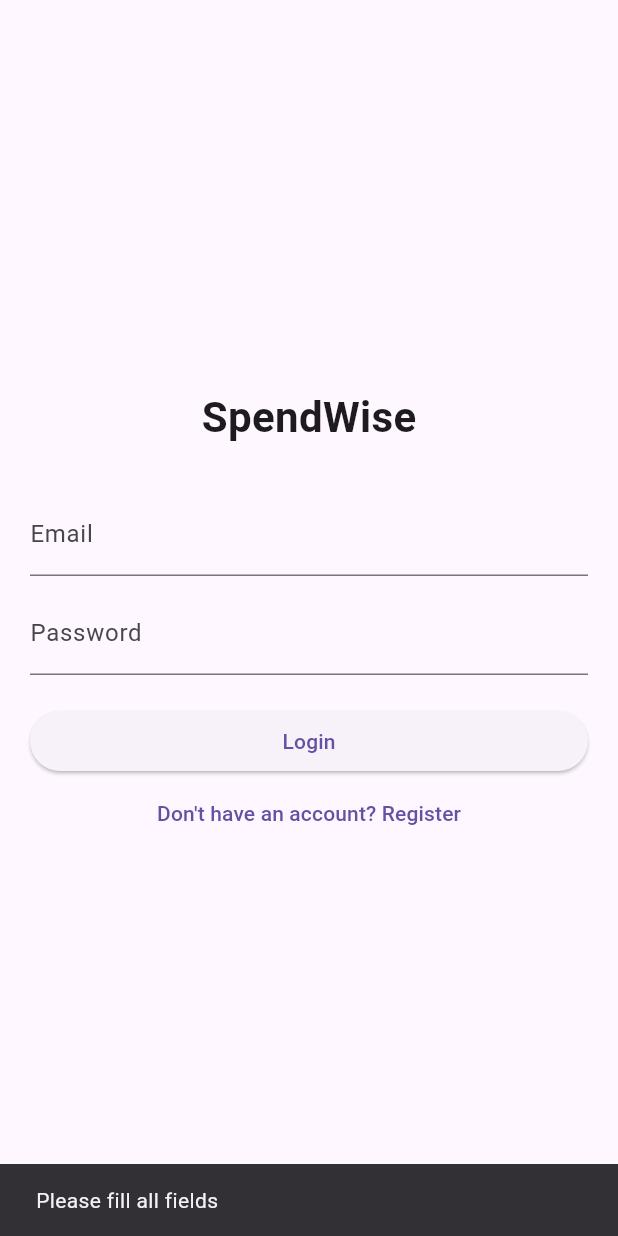
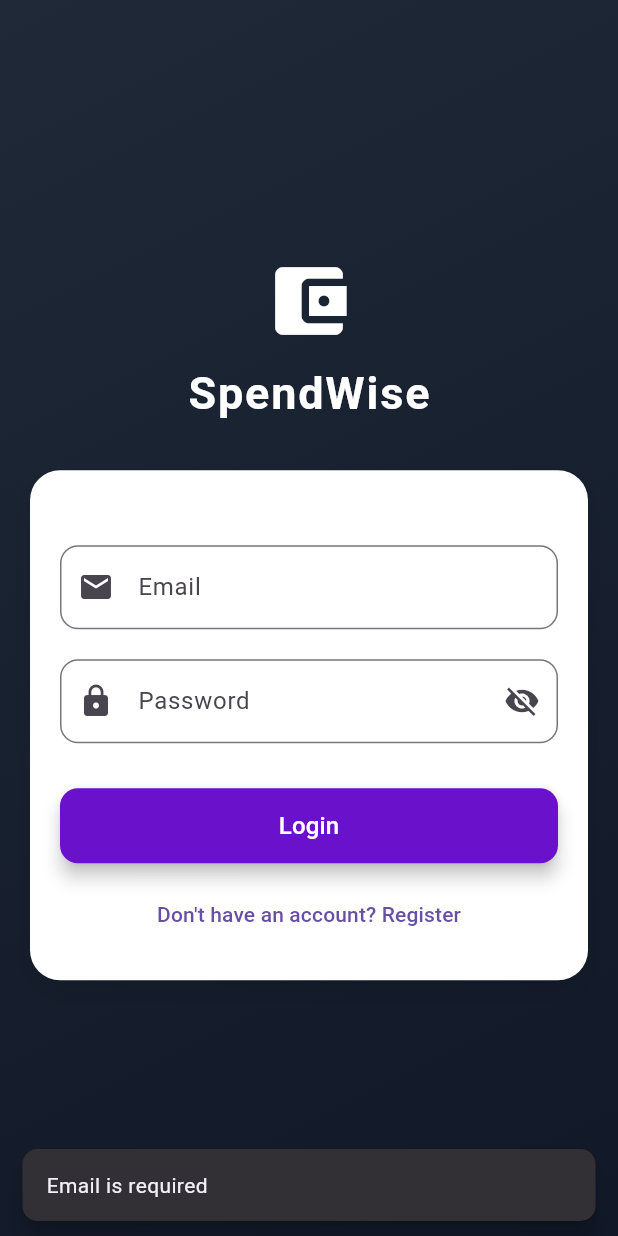
Before and after one commit to pooja-molawade/spendwise-flutter, a Flutter app: the screen it shows after launch, after a tap on "Login", on a phone screen of 412 x 824 dp. Run offline on Flutter 3.47's test engine with Material 3 defaults, Android fonts, the phone set to English and light mode, and no system bars; our stand-ins replace cloud_firestore, firebase_auth, firebase_core, fl_chart, flutter_bloc; accounts and stored records are empty.

Commit message:
Login Screen Premium UI

```diff
--- a/lib/screens/auth/login_screen.dart
+++ b/lib/screens/auth/login_screen.dart
@@ -13,16 +13,23 @@ class _LoginScreenState extends State<LoginScreen> {
   final emailController = TextEditingController();
   final passwordController = TextEditingController();
   final authService = AuthService();
-
+  bool isPasswordHidden = true;
   bool isLogin = true;
   bool isLoading = false;
 
   void _submit() async {
     final email = emailController.text.trim();
     final password = passwordController.text.trim();
+    final emailError = validateEmail(email);
+    final passwordError = validatePassword(password);
 
-    if (email.isEmpty || password.isEmpty) {
-      _showError("Please fill all fields");
+    if (emailError != null) {
+      _showError(emailError);
+      return;
+    }
+
+    if (passwordError != null) {
+      _showError(passwordError);
       return;
     }
 
@@ -43,64 +50,171 @@ class _LoginScreenState extends State<LoginScreen> {
       setState(() => isLoading = false);
     }
   }
+  String? validateEmail(String email) {
+    if (email.isEmpty) return "Email is required";
 
+    final emailRegex =
+    RegExp(r'^[\w-\.]+@([\w-]+\.)+[\w-]{2,4}$');
+
+    if (!emailRegex.hasMatch(email)) {
+      return "Enter a valid email";
+    }
+
+    return null;
+  }
+
+  String? validatePassword(String password) {
+    if (password.isEmpty) return "Password is required";
+
+    if (password.length < 6) {
+      return "Password must be at least 6 characters";
+    }
+
+    return null;
+  }
   void _showError(String msg) {
     ScaffoldMessenger.of(context).showSnackBar(
-      SnackBar(content: Text(msg)),
+      SnackBar(
+        content: Text(msg),
+        behavior: SnackBarBehavior.floating,
+        shape: RoundedRectangleBorder(
+          borderRadius: BorderRadius.circular(10),
+        ),
+      ),
     );
   }
 
   @override
   Widget build(BuildContext context) {
     return Scaffold(
-      body: Padding(
+      body: Container(
+        decoration: const BoxDecoration(
+          gradient: LinearGradient(
+            colors: [
+              Color(0xFF1F2937),
+              Color(0xFF111827),
+            ],
+            begin: Alignment.topLeft,
+            end: Alignment.bottomRight,
+          ),
+        ),
+        child: SafeArea(
+          child: Center(
+            child: SingleChildScrollView(
               padding: const EdgeInsets.all(20),
               child: Column(
-          mainAxisAlignment: MainAxisAlignment.center,
                 children: [
-            Text(
+                  const Icon(Icons.account_balance_wallet,
+                      size: 60, color: Colors.white),
+                  const SizedBox(height: 10),
+                  const Text(
                     "SpendWise",
-              style: TextStyle(fontSize: 28, fontWeight: FontWeight.bold),
+                    style: TextStyle(
+                      fontSize: 30,
+                      fontWeight: FontWeight.bold,
+                      color: Colors.white,
+                      letterSpacing: 1.2,
                     ),
-
+                  ),
                   const SizedBox(height: 30),
-
+                  Container(
+                    padding: const EdgeInsets.all(20),
+                    decoration: BoxDecoration(
+                      color: Colors.white,
+                      borderRadius: BorderRadius.circular(20),
+                      boxShadow: [
+                        BoxShadow(
+                          color: Colors.black.withOpacity(0.1),
+                          blurRadius: 15,
+                          offset: Offset(0, 8),
+                        )
+                      ],
+                    ),
+                    child: Column(
+                      children: [
+                        const SizedBox(height: 30),
                         TextField(
                           controller: emailController,
-              decoration: InputDecoration(labelText: "Email"),
+                          decoration: InputDecoration(
+                            prefixIcon: Icon(Icons.email),
+                            labelText: "Email",
+                            border: OutlineInputBorder(
+                              borderRadius: BorderRadius.circular(12),
                             ),
-
-            const SizedBox(height: 10),
-
+                          ),
+                        ),
+                        const SizedBox(height: 20),
                         TextField(
                           controller: passwordController,
-              obscureText: true,
-              decoration: InputDecoration(labelText: "Password"),
+                          obscureText: isPasswordHidden,
+                          decoration: InputDecoration(
+                            prefixIcon: Icon(Icons.lock),
+                            labelText: "Password",
+                            border: OutlineInputBorder(
+                              borderRadius: BorderRadius.circular(12),
                             ),
-
-            const SizedBox(height: 20),
-
+                            suffixIcon: IconButton(
+                              icon: Icon(
+                                isPasswordHidden ? Icons.visibility_off : Icons.visibility,
+                              ),
+                              onPressed: () {
+                                setState(() {
+                                  isPasswordHidden = !isPasswordHidden;
+                                });
+                              },
+                            ),
+                          ),
+                        ),
+                        const SizedBox(height: 30),
                         SizedBox(
                           width: double.infinity,
+                          height: 50,
                           child: ElevatedButton(
                             onPressed: isLoading ? null : _submit,
+                            style: ElevatedButton.styleFrom(
+                              shape: RoundedRectangleBorder(
+                                borderRadius: BorderRadius.circular(12),
+                              ),
+                              backgroundColor: Color(0xFF6A11CB),
+                              elevation: 5,
+                            ),
                             child: isLoading
-                    ? CircularProgressIndicator(color: Colors.white)
-                    : Text(isLogin ? "Login" : "Register"),
+                                ? const SizedBox(
+                              height: 22,
+                              width: 22,
+                              child: CircularProgressIndicator(
+                                color: Color(0xFF6A11CB),
+                                strokeWidth: 2,
+                              ),
+                            )
+                                : Text(
+                              isLogin ? "Login" : "Register",
+                              style: TextStyle(fontSize: 16,color: Colors.white),
                             ),
                           ),
-
+                        ),
+                        const SizedBox(height: 10),
                         TextButton(
                           onPressed: () {
-                setState(() => isLogin = !isLogin);
+                            setState(() {
+                              isLogin=!isLogin;
+                              emailController.clear();
+                              passwordController.clear();
+                            });
                           },
                           child: Text(
                             isLogin
                                 ? "Don't have an account? Register"
                                 : "Already have an account? Login",
                           ),
-            )
+                        ),
                       ],
+                    ),
+                  ),
+                ],
+              ),
+            ),
+          ),
         ),
       ),
     );
--- a/lib/screens/profile/profile_screen.dart
+++ b/lib/screens/profile/profile_screen.dart
@@ -1,6 +1,7 @@
 import 'package:flutter/material.dart';
 import 'package:firebase_auth/firebase_auth.dart';
 import 'package:flutter_bloc/flutter_bloc.dart';
+import 'package:spendwise_flutter/screens/auth/login_screen.dart';
 import 'package:spendwise_flutter/screens/profile/all_expense_screen.dart';
 import '../../bloc/expense_bloc.dart';
 import '../../bloc/expense_state.dart';
@@ -179,6 +180,10 @@ class ProfileScreen extends StatelessWidget {
                       ),
                       onPressed: () async {
                         await FirebaseAuth.instance.signOut();
+                        Navigator.of(context).pushAndRemoveUntil(
+                          MaterialPageRoute(builder: (context) => const LoginScreen()),
+                              (Route<dynamic> route) => false,
+                        );
                       },
                     ),
                   ),
```
Also changed, not shown: 1 other file. Lines whose indentation alone changed are shown as unchanged.
